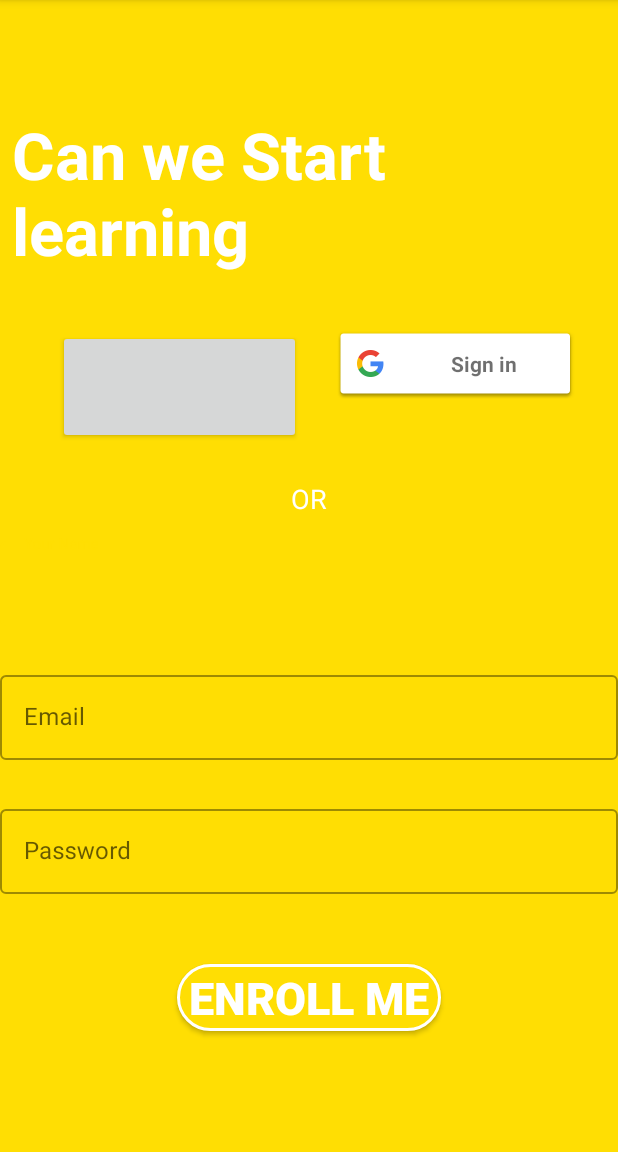
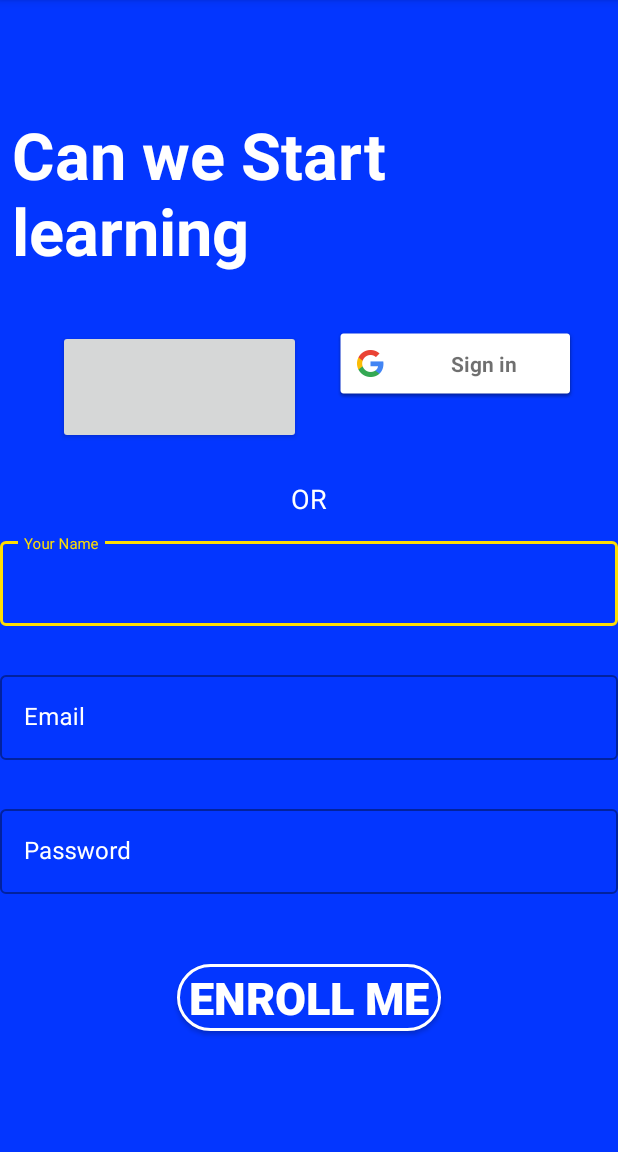
Before and after one commit to medabbassi/Blossoms, an Android app: the RegActivity screen opened directly, with no data from a screen before it, on a phone screen of 412 x 824 dp, the part 84-1236 px from its top. Run offline under Robolectric (Android 15) with nearby library versions, the phone set to English and light mode, and no system bars; plain views replace LoginButton; Roboto replaces fonts that are not available here.

Commit message:
Design Interfaces

```diff
--- /dev/null
+++ b/app/src/main/res/drawable/transparent_bg_border.xml
@@ -0,0 +1,17 @@
+<?xml version="1.0" encoding="utf-8"?>
+<selector xmlns:android="http://schemas.android.com/apk/res/android">
+    <item>
+        <shape android:shape="rectangle">
+            <!-- background -->
+            <solid android:color="@color/colorPrimaryDark" />
+            <!-- border -->
+            <stroke android:width="2dp" android:color="@color/colorWhite" />
+
+            <!-- corner roundness -->
+
+            <corners
+                android:radius="100dp"
+                />
+        </shape>
+    </item>
+</selector>
--- /dev/null
+++ b/app/src/main/res/drawable/transparenttwo.xml
@@ -0,0 +1,7 @@
+<?xml version="1.0" encoding="utf-8"?>
+<layer-list xmlns:android="http://schemas.android.com/apk/res/android">
+    <item
+        android:bottom="6dp"
+        android:drawable="@drawable/transparent_bg_border"
+        android:top="6dp" />
+</layer-list>
--- a/app/src/main/res/layout/activity_reg.xml
+++ b/app/src/main/res/layout/activity_reg.xml
@@ -6,7 +6,7 @@
     android:layout_width="match_parent"
     android:layout_height="match_parent"
     android:orientation="vertical"
-    android:background="@color/colorPrimary"
+    android:background="@color/colorPrimaryDark"
     android:layout_gravity="center"
     android:gravity="center"
     tools:context=".LogActivity">
@@ -65,6 +65,7 @@
     <com.google.android.material.textfield.TextInputLayout
         android:id="@+id/name_text_input"
         style="@style/TextInputLayout"
+        android:textColorHint="@color/colorWhite"
         android:layout_width="match_parent"
         android:layout_height="wrap_content"
         android:hint="Your Name"
@@ -84,6 +85,7 @@
         android:layout_width="match_parent"
         android:layout_height="wrap_content"
         android:hint="@string/email"
+        android:textColorHint="@color/colorWhite"
         app:errorEnabled="true">
 
         <com.google.android.material.textfield.TextInputEditText
@@ -100,6 +102,7 @@
         android:layout_width="match_parent"
         android:layout_height="wrap_content"
         android:hint="Password"
+        android:textColorHint="@color/colorWhite"
         app:errorEnabled="true">
 
         <com.google.android.material.textfield.TextInputEditText
@@ -115,7 +118,7 @@
         android:layout_width="wrap_content"
         android:layout_height="wrap_content"
         android:layout_marginTop="12dp"
-        android:background="@drawable/transparent_bg_bordered_button"
+        android:background="@drawable/transparenttwo"
         android:padding="8dp"
         android:text="Enroll me"
         android:textStyle="bold"
```
